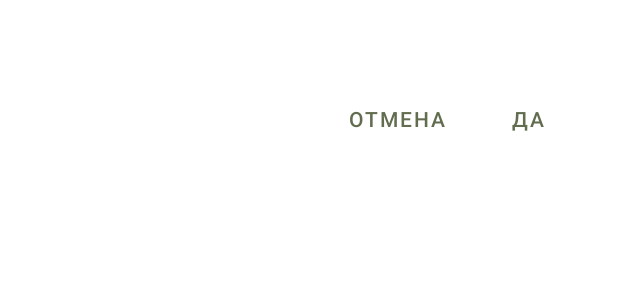
After one commit to Deliner/amc, an Android app: the layout dialog_place_marker.xml on its own in the app's theme, with its tools: preview values and no code run, on a phone screen of 412 x 824 dp. The commit adds this screen. Shown: the top 300 px of the screen. Run offline under Robolectric (Android 15) with nearby library versions, the phone set to English and light mode, and no system bars.

Commit message:
added dialog to place marker

```diff
--- a/app/src/main/AndroidManifest.xml
+++ b/app/src/main/AndroidManifest.xml
@@ -50,6 +50,10 @@
             android:name=".activity.LoginActivity"
             android:noHistory="true" />
 
+        <activity
+            android:name=".activity.BirdInfoActivity"
+            android:noHistory="true" />
+
         <activity android:name=".activity.MainActivity" />
     </application>
 </manifest>
--- a/app/src/main/java/com/deliner/mosfauna/dialog/DialogTags.kt
+++ b/app/src/main/java/com/deliner/mosfauna/dialog/DialogTags.kt
@@ -3,4 +3,5 @@ package com.deliner.mosfauna.dialog
 object DialogTags {
 
     const val REQUEST_CODE = "request_code_dialog"
+    const val PLACE_MARKER = "place_marker_dialog"
 }
--- a/app/src/main/java/com/deliner/mosfauna/system/CoreConst.kt
+++ b/app/src/main/java/com/deliner/mosfauna/system/CoreConst.kt
@@ -4,4 +4,7 @@ object CoreConst {
     const val ON_SEND_REQUEST_CODE = 1
     const val ON_CANCEL_REQUEST_CODE = 2
     const val ON_LOGOUT = 3
+
+    const val ON_SEND_MARKER = 4
+    const val ON_CANCEL_MARKER = 5
 }
--- /dev/null
+++ b/app/src/main/res/layout/dialog_place_marker.xml
@@ -0,0 +1,37 @@
+<?xml version="1.0" encoding="utf-8"?>
+<LinearLayout xmlns:android="http://schemas.android.com/apk/res/android"
+    android:layout_width="match_parent"
+    android:layout_height="match_parent"
+    android:orientation="vertical"
+    android:paddingLeft="16dp"
+    android:paddingRight="16dp">
+
+    <TextView
+        android:id="@+id/dialog_place_marker_title"
+        style="@style/TextAppearance.AppCompat.Title"
+        android:layout_width="match_parent"
+        android:layout_height="wrap_content"
+        android:layout_marginTop="16dp"
+        android:layout_marginBottom="12dp"/>
+
+    <RelativeLayout
+        android:layout_width="match_parent"
+        android:layout_height="wrap_content">
+
+        <Button
+            android:id="@+id/dialog_request_code_cancel"
+            style="?attr/buttonBarButtonStyle"
+            android:layout_width="wrap_content"
+            android:layout_height="wrap_content"
+            android:layout_toStartOf="@+id/dialog_request_code_send"
+            android:text="Отмена"/>
+
+        <Button
+            android:id="@+id/dialog_request_code_send"
+            style="?attr/buttonBarButtonStyle"
+            android:layout_width="wrap_content"
+            android:layout_height="wrap_content"
+            android:layout_alignParentEnd="true"
+            android:text="Да"/>
+    </RelativeLayout>
+</LinearLayout>
```
Also changed, not shown: app/src/main/java/com/deliner/mosfauna/activity/BirdInfoActivity.kt (added, +28 -0 lines), app/src/main/java/com/deliner/mosfauna/activity/MainActivity.kt (+6 -5 lines), app/src/main/java/com/deliner/mosfauna/dialog/PlaceMarkerDialog.kt (added, +55 -0 lines), app/src/main/java/com/deliner/mosfauna/fragment/GuideFragment.kt (+43 -6 lines), app/src/main/res/layout/activity_bird_info.xml (added, +21 -0 lines).
